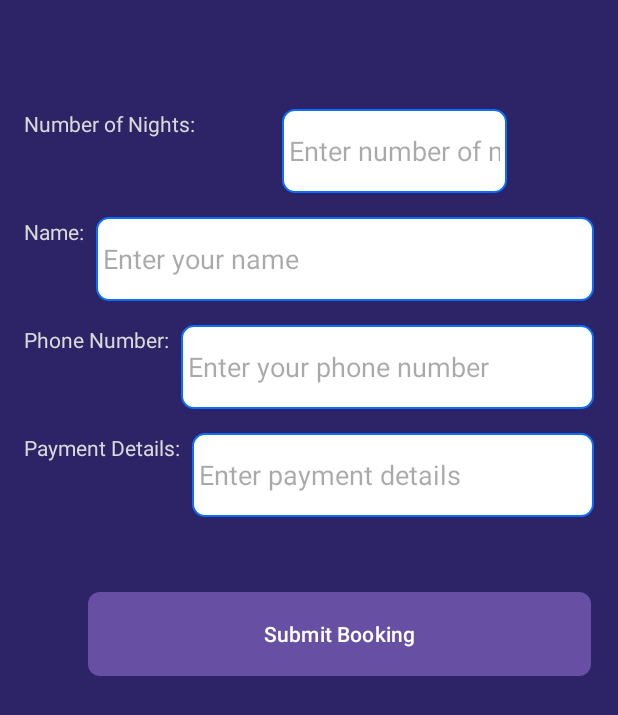
After one commit to NexatechSystems/XBCAD-NexatechSystems, an Android app: the layout activity_booking.xml on its own in the app's theme, with its tools: preview values and no code run, on a phone screen of 412 x 824 dp. The commit adds this screen. Shown: the top 715 px of the screen. Run offline under Robolectric (Android 15) with nearby library versions, the phone set to English and light mode, and no system bars.

Commit message:
Hotel bookings, done

```diff
--- a/app/src/main/AndroidManifest.xml
+++ b/app/src/main/AndroidManifest.xml
@@ -13,6 +13,9 @@
         android:theme="@style/Theme.GroupOpenSaurce"
         tools:targetApi="31">
         <activity
+            android:name=".BookingActivity"
+            android:exported="false" />
+        <activity
             android:name=".register_page"
             android:exported="false" />
         <activity
@@ -24,7 +27,6 @@
         <activity
             android:name=".SavedPage"
             android:exported="false" />
-
         <activity
             android:name=".profile"
             android:exported="false" />
--- /dev/null
+++ b/app/src/main/res/layout/activity_booking.xml
@@ -0,0 +1,143 @@
+<?xml version="1.0" encoding="utf-8"?>
+<androidx.constraintlayout.widget.ConstraintLayout xmlns:android="http://schemas.android.com/apk/res/android"
+    xmlns:app="http://schemas.android.com/apk/res-auto"
+    android:layout_width="match_parent"
+    android:layout_height="match_parent"
+    android:padding="16dp"
+    android:background="@drawable/background">
+
+    <TextView
+        android:id="@+id/hotelNameTextView"
+        android:layout_width="wrap_content"
+        android:layout_height="wrap_content"
+        android:textSize="24sp"
+        android:textStyle="bold"
+        app:layout_constraintTop_toTopOf="parent"
+        app:layout_constraintStart_toStartOf="parent"
+        app:layout_constraintEnd_toEndOf="parent"
+        android:textColor="@color/txtColour"/>
+
+    <TextView
+        android:id="@+id/lblNights"
+        android:layout_width="wrap_content"
+        android:layout_height="wrap_content"
+        android:text="Number of Nights:"
+        app:layout_constraintTop_toBottomOf="@id/hotelNameTextView"
+        app:layout_constraintStart_toStartOf="parent"
+        android:layout_marginTop="24dp"
+        android:textColor="@color/txtColour"/>
+
+    <!-- Number of Nights Input -->
+    <EditText
+        android:id="@+id/txtNights"
+        android:layout_width="150dp"
+        android:layout_height="56dp"
+        android:layout_marginTop="24dp"
+        android:background="@drawable/text_box"
+        android:ems="10"
+        android:hint="Enter number of nights"
+        android:inputType="number"
+        android:textColor="@color/txtColour"
+        app:layout_constraintEnd_toEndOf="parent"
+        app:layout_constraintStart_toEndOf="@+id/lblNights"
+        app:layout_constraintTop_toBottomOf="@id/hotelNameTextView" />
+
+    <!-- Name Label -->
+    <TextView
+        android:id="@+id/lblName"
+        android:layout_width="wrap_content"
+        android:layout_height="wrap_content"
+        android:text="Name:"
+        app:layout_constraintTop_toBottomOf="@id/txtNights"
+        app:layout_constraintStart_toStartOf="parent"
+        android:layout_marginTop="16dp"
+        android:textColor="@color/txtColour"/>
+
+    <!-- Name Input -->
+    <EditText
+        android:id="@+id/txtName"
+        android:layout_width="0dp"
+        android:layout_height="56dp"
+        android:hint="Enter your name"
+        android:background="@drawable/text_box"
+        android:ems="10"
+        android:inputType="textPersonName"
+        app:layout_constraintTop_toBottomOf="@id/txtNights"
+        app:layout_constraintStart_toEndOf="@id/lblName"
+        app:layout_constraintEnd_toEndOf="parent"
+        android:layout_marginStart="8dp"
+        android:layout_marginTop="16dp"
+        android:textColor="@color/txtColour"/>
+
+    <!-- Phone Number Label -->
+    <TextView
+        android:id="@+id/lblPhoneNo"
+        android:layout_width="wrap_content"
+        android:layout_height="wrap_content"
+        android:text="Phone Number:"
+        app:layout_constraintTop_toBottomOf="@id/txtName"
+        app:layout_constraintStart_toStartOf="parent"
+        android:layout_marginTop="16dp"
+        android:textColor="@color/txtColour"/>
+
+    <!-- Phone Number Input -->
+    <EditText
+        android:id="@+id/txtPhoneNo"
+        android:layout_width="0dp"
+        android:layout_height="56dp"
+        android:hint="Enter your phone number"
+        android:inputType="phone"
+        android:background="@drawable/text_box"
+        android:ems="10"
+        app:layout_constraintTop_toBottomOf="@id/txtName"
+        app:layout_constraintStart_toEndOf="@id/lblPhoneNo"
+        app:layout_constraintEnd_toEndOf="parent"
+        android:layout_marginStart="8dp"
+        android:layout_marginTop="16dp"
+        android:textColor="@color/txtColour"/>
+
+    <!-- Payment Details Label -->
+    <TextView
+        android:id="@+id/lblPayment"
+        android:layout_width="wrap_content"
+        android:layout_height="wrap_content"
+        android:text="Payment Details:"
+        app:layout_constraintTop_toBottomOf="@id/txtPhoneNo"
+        app:layout_constraintStart_toStartOf="parent"
+        android:layout_marginTop="16dp"
+        android:textColor="@color/txtColour"
+        />
+
+    <!-- Payment Details Input -->
+    <EditText
+        android:id="@+id/txtPayment"
+        android:layout_width="0dp"
+        android:layout_height="56dp"
+        android:hint="Enter payment details"
+        android:inputType="text"
+        app:layout_constraintTop_toBottomOf="@id/txtPhoneNo"
+        app:layout_constraintStart_toEndOf="@id/lblPayment"
+        app:layout_constraintEnd_toEndOf="parent"
+        android:background="@drawable/text_box"
+        android:ems="10"
+        android:layout_marginStart="8dp"
+        android:layout_marginTop="16dp"
+        android:textColor="@color/txtColour"/>
+
+    <!-- Submit Button -->
+    <Button
+        android:id="@+id/btnSubmit"
+        android:layout_width="335dp"
+        android:layout_height="56dp"
+        android:text="Submit Booking"
+        app:layout_constraintTop_toBottomOf="@id/txtPayment"
+        app:layout_constraintStart_toStartOf="parent"
+        app:layout_constraintEnd_toEndOf="parent"
+        android:layout_marginTop="50dp"
+        android:textColor="#FFFFFF"
+        android:layout_marginStart="40dp"
+        android:background="@drawable/sign_in_button"/>
+
+
+
+</androidx.constraintlayout.widget.ConstraintLayout>
--- a/app/src/main/res/layout/viewholder_restaurant.xml
+++ b/app/src/main/res/layout/viewholder_restaurant.xml
@@ -8,8 +8,8 @@
 
     <ImageView
         android:id="@+id/restaurantImageView"
-        android:layout_width="match_parent"
-        android:layout_height="match_parent"
+        android:layout_width="140dp"
+        android:layout_height="180dp"
         app:layout_constraintStart_toStartOf="parent"
         app:layout_constraintTop_toTopOf="parent"
         tools:srcCompat="@tools:sample/avatars" />
```
Also changed, not shown: app/src/main/java/com/example/groupopensaurce/HomeActivity.kt (+5 -4 lines), app/src/main/java/com/example/groupopensaurce/HotelsAdapter.kt (+8 -5 lines), app/src/main/java/com/example/groupopensaurce/bookingActivity.kt (added, +57 -0 lines), app/src/main/res/layout/viewholder_hotels.xml (+4 -4 lines).
